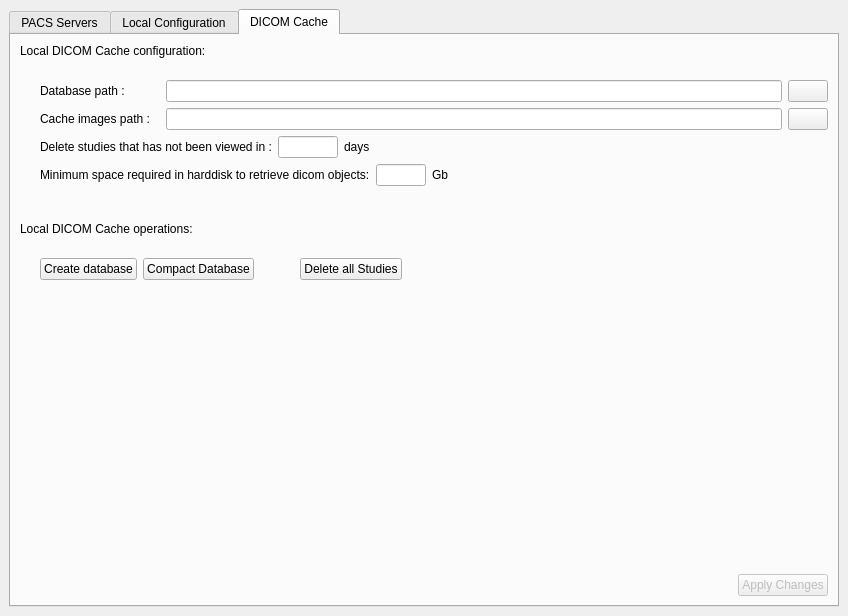
starviewer-medical/starviewer, file starviewer/src/inputoutput/qconfigurationscreenbase.ui: the form before one commit.
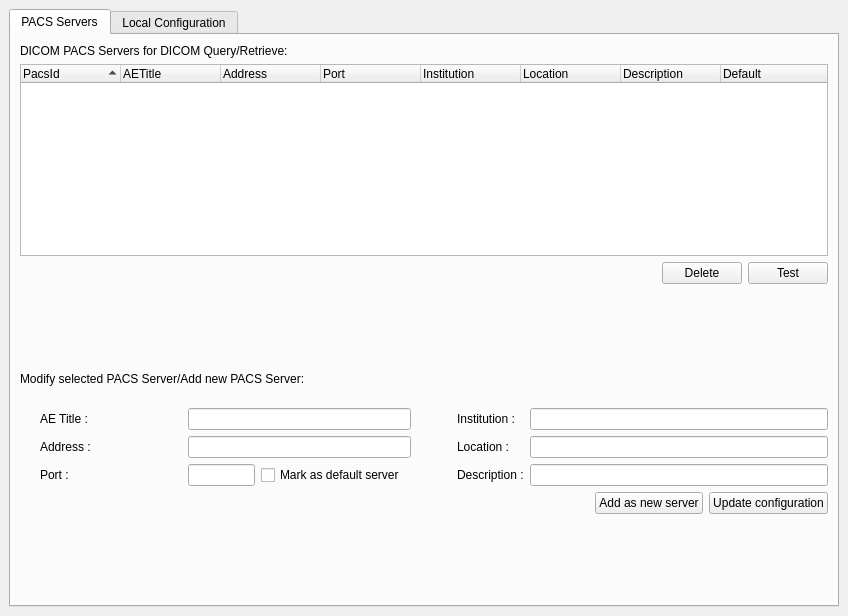
The form after the commit. The open tabs and pages were chosen to show the change. Icons and pictures are not drawn.

Commit message: ENH: Separem les opcions de configuració del PACS i de la base de dades local en dos diàlegs ( Ticket #834 )

Diff of the .ui file:
```diff
--- a/starviewer/src/inputoutput/qconfigurationscreenbase.ui
+++ b/starviewer/src/inputoutput/qconfigurationscreenbase.ui
@@ -884,446 +884,6 @@
        </item>
       </layout>
      </widget>
-     <widget class="QWidget" name="tab_4" >
-      <attribute name="title" >
-       <string>DICOM Cache</string>
-      </attribute>
-      <layout class="QVBoxLayout" >
-       <property name="margin" >
-        <number>9</number>
-       </property>
-       <property name="spacing" >
-        <number>6</number>
-       </property>
-       <item>
-        <widget class="QLabel" name="label_12" >
-         <property name="text" >
-          <string>Local DICOM Cache configuration:</string>
-         </property>
-        </widget>
-       </item>
-       <item>
-        <spacer>
-         <property name="orientation" >
-          <enum>Qt::Vertical</enum>
-         </property>
-         <property name="sizeType" >
-          <enum>QSizePolicy::Preferred</enum>
-         </property>
-         <property name="sizeHint" >
-          <size>
-           <width>796</width>
-           <height>16</height>
-          </size>
-         </property>
-        </spacer>
-       </item>
-       <item>
-        <layout class="QHBoxLayout" >
-         <property name="margin" >
-          <number>0</number>
-         </property>
-         <property name="spacing" >
-          <number>6</number>
-         </property>
-         <item>
-          <spacer>
-           <property name="orientation" >
-            <enum>Qt::Horizontal</enum>
-           </property>
-           <property name="sizeType" >
-            <enum>QSizePolicy::Preferred</enum>
-           </property>
-           <property name="sizeHint" >
-            <size>
-             <width>20</width>
-             <height>20</height>
-            </size>
-           </property>
-          </spacer>
-         </item>
-         <item>
-          <layout class="QGridLayout" >
-           <property name="margin" >
-            <number>0</number>
-           </property>
-           <property name="spacing" >
-            <number>6</number>
-           </property>
-           <item row="2" column="0" colspan="2" >
-            <layout class="QHBoxLayout" >
-             <property name="margin" >
-              <number>0</number>
-             </property>
-             <property name="spacing" >
-              <number>6</number>
-             </property>
-             <item>
-              <widget class="QLabel" name="label" >
-               <property name="text" >
-                <string>Delete studies that has not been viewed in :</string>
-               </property>
-              </widget>
-             </item>
-             <item>
-              <widget class="QLineEdit" name="m_textMaximumDaysNotViewed" >
-               <property name="maximumSize" >
-                <size>
-                 <width>60</width>
-                 <height>16777215</height>
-                </size>
-               </property>
-               <property name="alignment" >
-                <set>Qt::AlignRight</set>
-               </property>
-              </widget>
-             </item>
-             <item>
-              <widget class="QLabel" name="label_2" >
-               <property name="text" >
-                <string>days</string>
-               </property>
-              </widget>
-             </item>
-             <item>
-              <spacer>
-               <property name="orientation" >
-                <enum>Qt::Horizontal</enum>
-               </property>
-               <property name="sizeHint" >
-                <size>
-                 <width>40</width>
-                 <height>20</height>
-                </size>
-               </property>
-              </spacer>
-             </item>
-            </layout>
-           </item>
-           <item row="3" column="0" colspan="2" >
-            <layout class="QHBoxLayout" >
-             <property name="margin" >
-              <number>0</number>
-             </property>
-             <property name="spacing" >
-              <number>6</number>
-             </property>
-             <item>
-              <widget class="QLabel" name="textLabel3_7" >
-               <property name="text" >
-                <string>Minimum space required in harddisk to retrieve dicom objects:</string>
-               </property>
-              </widget>
-             </item>
-             <item>
-              <widget class="QLineEdit" name="m_textMinimumSpaceRequiredToRetrieve" >
-               <property name="maximumSize" >
-                <size>
-                 <width>50</width>
-                 <height>32767</height>
-                </size>
-               </property>
-               <property name="alignment" >
-                <set>Qt::AlignRight</set>
-               </property>
-              </widget>
-             </item>
-             <item>
-              <widget class="QLabel" name="textLabel4_6" >
-               <property name="text" >
-                <string>Gb</string>
-               </property>
-              </widget>
-             </item>
-             <item>
-              <spacer>
-               <property name="orientation" >
-                <enum>Qt::Horizontal</enum>
-               </property>
-               <property name="sizeHint" >
-                <size>
-                 <width>40</width>
-                 <height>20</height>
-                </size>
-               </property>
-              </spacer>
-             </item>
-            </layout>
-           </item>
-           <item row="0" column="1" >
-            <layout class="QHBoxLayout" >
-             <property name="margin" >
-              <number>0</number>
-             </property>
-             <property name="spacing" >
-              <number>6</number>
-             </property>
-             <item>
-              <widget class="QLineEdit" name="m_textDatabaseRoot" />
-             </item>
-             <item>
-              <widget class="QPushButton" name="m_buttonExaminateDataBase" >
-               <property name="toolTip" >
-                <string>Examine disk  to find the database</string>
-               </property>
-               <property name="text" >
-                <string/>
-               </property>
-               <property name="icon" >
-                <iconset resource="../main/main.qrc" >:/images/folderopen.png</iconset>
-               </property>
-              </widget>
-             </item>
-            </layout>
-           </item>
-           <item row="1" column="0" >
-            <widget class="QLabel" name="textLabel1_8" >
-             <property name="minimumSize" >
-              <size>
-               <width>120</width>
-               <height>0</height>
-              </size>
-             </property>
-             <property name="text" >
-              <string>Cache images path :</string>
-             </property>
-            </widget>
-           </item>
-           <item row="1" column="1" >
-            <layout class="QHBoxLayout" >
-             <property name="margin" >
-              <number>0</number>
-             </property>
-             <property name="spacing" >
-              <number>6</number>
-             </property>
-             <item>
-              <widget class="QLineEdit" name="m_textCacheImagePath" />
-             </item>
-             <item>
-              <widget class="QPushButton" name="m_buttonExaminateCacheImage" >
-               <property name="toolTip" >
-                <string>Examine disk to find the directory to save the retrieved images</string>
-               </property>
-               <property name="text" >
-                <string/>
-               </property>
-               <property name="icon" >
-                <iconset resource="../main/main.qrc" >:/images/folderopen.png</iconset>
-               </property>
-              </widget>
-             </item>
-            </layout>
-           </item>
-           <item row="0" column="0" >
-            <widget class="QLabel" name="textLabel1_9" >
-             <property name="sizePolicy" >
-              <sizepolicy>
-               <hsizetype>5</hsizetype>
-               <vsizetype>0</vsizetype>
-               <horstretch>0</horstretch>
-               <verstretch>0</verstretch>
-              </sizepolicy>
-             </property>
-             <property name="minimumSize" >
-              <size>
-               <width>90</width>
-               <height>0</height>
-              </size>
-             </property>
-             <property name="text" >
-              <string>Database path :</string>
-             </property>
-             <property name="textFormat" >
-              <enum>Qt::RichText</enum>
-             </property>
-             <property name="alignment" >
-              <set>Qt::AlignVCenter</set>
-             </property>
-            </widget>
-           </item>
-          </layout>
-         </item>
-        </layout>
-       </item>
-       <item>
-        <spacer>
-         <property name="orientation" >
-          <enum>Qt::Vertical</enum>
-         </property>
-         <property name="sizeType" >
-          <enum>QSizePolicy::Preferred</enum>
-         </property>
-         <property name="sizeHint" >
-          <size>
-           <width>796</width>
-           <height>30</height>
-          </size>
-         </property>
-        </spacer>
-       </item>
-       <item>
-        <widget class="QLabel" name="label_13" >
-         <property name="text" >
-          <string>Local DICOM Cache operations:</string>
-         </property>
-        </widget>
-       </item>
-       <item>
-        <spacer>
-         <property name="orientation" >
-          <enum>Qt::Vertical</enum>
-         </property>
-         <property name="sizeType" >
-          <enum>QSizePolicy::Preferred</enum>
-         </property>
-         <property name="sizeHint" >
-          <size>
-           <width>796</width>
-           <height>16</height>
-          </size>
-         </property>
-        </spacer>
-       </item>
-       <item>
-        <layout class="QHBoxLayout" >
-         <property name="margin" >
-          <number>0</number>
-         </property>
-         <property name="spacing" >
-          <number>6</number>
-         </property>
-         <item>
-          <spacer>
-           <property name="orientation" >
-            <enum>Qt::Horizontal</enum>
-           </property>
-           <property name="sizeType" >
-            <enum>QSizePolicy::Preferred</enum>
-           </property>
-           <property name="sizeHint" >
-            <size>
-             <width>20</width>
-             <height>20</height>
-            </size>
-           </property>
-          </spacer>
-         </item>
-         <item>
-          <widget class="QPushButton" name="m_buttonCreateDatabase" >
-           <property name="text" >
-            <string>Create database</string>
-           </property>
-          </widget>
-         </item>
-         <item>
-          <widget class="QPushButton" name="m_buttonCompactDatabase" >
-           <property name="toolTip" >
-            <string>Compact Database</string>
-           </property>
-           <property name="text" >
-            <string>Compact Database</string>
-           </property>
-          </widget>
-         </item>
-         <item>
-          <spacer>
-           <property name="orientation" >
-            <enum>Qt::Horizontal</enum>
-           </property>
-           <property name="sizeType" >
-            <enum>QSizePolicy::Preferred</enum>
-           </property>
-           <property name="sizeHint" >
-            <size>
-             <width>40</width>
-             <height>20</height>
-            </size>
-           </property>
-          </spacer>
-         </item>
-         <item>
-          <widget class="QPushButton" name="m_buttonDeleteStudies" >
-           <property name="toolTip" >
-            <string>Delete all the studies of the cache</string>
-           </property>
-           <property name="text" >
-            <string>Delete all Studies</string>
-           </property>
-          </widget>
-         </item>
-         <item>
-          <spacer>
-           <property name="orientation" >
-            <enum>Qt::Horizontal</enum>
-           </property>
-           <property name="sizeHint" >
-            <size>
-             <width>40</width>
-             <height>20</height>
-            </size>
-           </property>
-          </spacer>
-         </item>
-        </layout>
-       </item>
-       <item>
-        <spacer>
-         <property name="orientation" >
-          <enum>Qt::Vertical</enum>
-         </property>
-         <property name="sizeHint" >
-          <size>
-           <width>20</width>
-           <height>40</height>
-          </size>
-         </property>
-        </spacer>
-       </item>
-       <item>
-        <layout class="QHBoxLayout" >
-         <property name="margin" >
-          <number>0</number>
-         </property>
-         <property name="spacing" >
-          <number>6</number>
-         </property>
-         <item>
-          <spacer>
-           <property name="orientation" >
-            <enum>Qt::Horizontal</enum>
-           </property>
-           <property name="sizeType" >
-            <enum>QSizePolicy::Expanding</enum>
-           </property>
-           <property name="sizeHint" >
-            <size>
-             <width>31</width>
-             <height>20</height>
-            </size>
-           </property>
-          </spacer>
-         </item>
-         <item>
-          <widget class="QPushButton" name="m_buttonApplyCache" >
-           <property name="enabled" >
-            <bool>false</bool>
-           </property>
-           <property name="toolTip" >
-            <string>Apply the canges</string>
-           </property>
-           <property name="layoutDirection" >
-            <enum>Qt::RightToLeft</enum>
-           </property>
-           <property name="text" >
-            <string>Apply Changes</string>
-           </property>
-          </widget>
-         </item>
-        </layout>
-       </item>
-      </layout>
-     </widget>
     </widget>
    </item>
   </layout>
```
Left out of the diff: 12 changed lines with no effect on the pictures. The commit also changes 7 other files.
